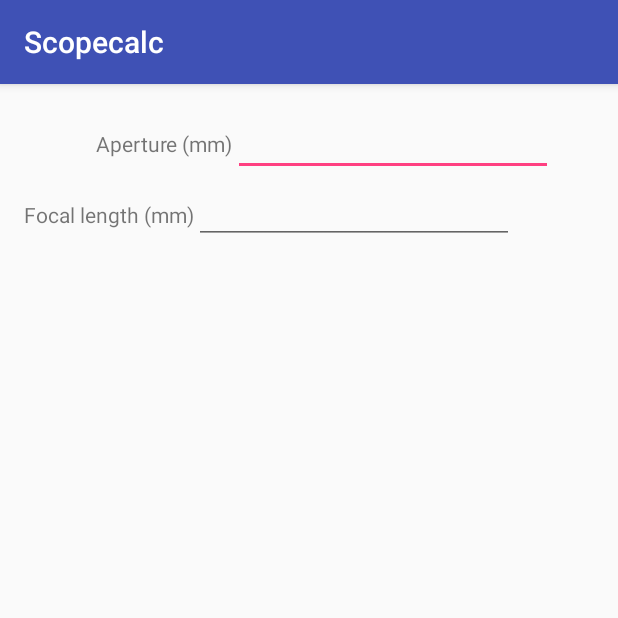
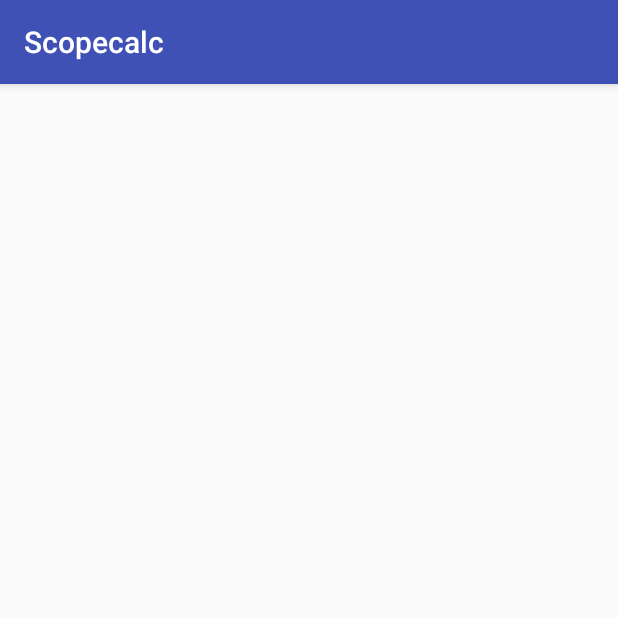
Before and after one commit to lemmy04/Scopecalc, an Android app: the screen it shows after launch (ScopeCalcActivity), on a phone screen of 412 x 824 dp, the top half of it. Run offline under Robolectric (Android 15) with nearby library versions, the phone set to English and light mode, and no system bars.

Commit message:
have to redo the layout of the screen.

```diff
--- a/app/src/main/res/layout/activity_scope_calc.xml
+++ b/app/src/main/res/layout/activity_scope_calc.xml
@@ -10,44 +10,4 @@
     android:paddingTop="@dimen/activity_vertical_margin"
     tools:context="de.eregion.scopecalc.ScopeCalcActivity">
 
-    <EditText
-        android:layout_width="wrap_content"
-        android:layout_height="wrap_content"
-        android:inputType="number"
-        android:ems="10"
-        android:layout_alignParentTop="true"
-        android:layout_alignParentRight="true"
-        android:layout_alignParentEnd="true"
-        android:layout_marginRight="27dp"
-        android:layout_marginEnd="27dp"
-        android:id="@+id/editAperture" />
-
-    <TextView
-        android:text="Focal length (mm)"
-        android:layout_width="wrap_content"
-        android:layout_height="wrap_content"
-        android:layout_marginTop="16dp"
-        android:id="@+id/textView"
-        android:layout_below="@+id/editAperture"
-        android:layout_alignParentLeft="true"
-        android:layout_alignParentStart="true" />
-
-    <TextView
-        android:layout_width="wrap_content"
-        android:layout_height="wrap_content"
-        android:text="Aperture (mm)"
-        android:layout_alignBaseline="@+id/editAperture"
-        android:layout_alignBottom="@+id/editAperture"
-        android:layout_toLeftOf="@+id/editAperture"
-        android:layout_toStartOf="@+id/editAperture" />
-
-    <EditText
-        android:layout_width="wrap_content"
-        android:layout_height="wrap_content"
-        android:inputType="number"
-        android:ems="10"
-        android:layout_below="@+id/editAperture"
-        android:layout_toRightOf="@+id/textView"
-        android:layout_toEndOf="@+id/textView"
-        android:id="@+id/editFocalLength" />
 </RelativeLayout>
```
